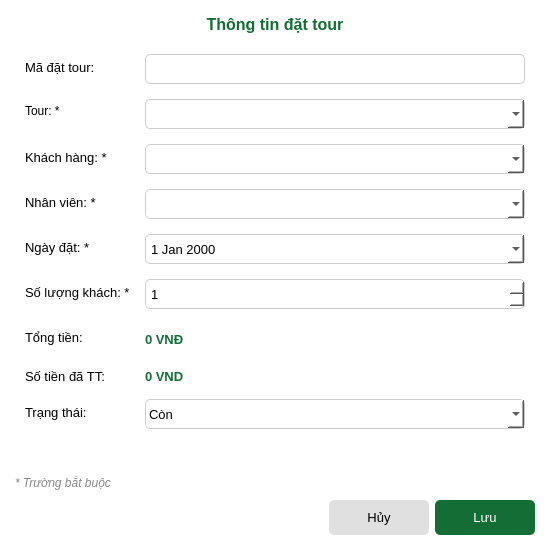
Above: ui/dialogs/booking_dialog.ui from DucSunIT/btl_python_eaut before the change. Below: the same form after it.
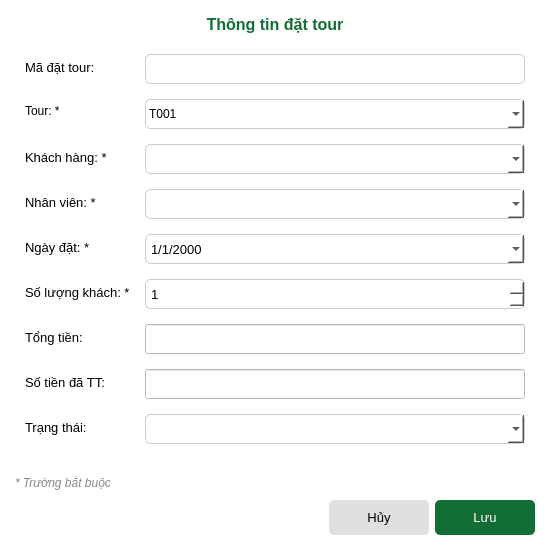
That is the form after the change.

Patch:
```diff
--- a/ui/dialogs/booking_dialog.ui
+++ b/ui/dialogs/booking_dialog.ui
@@ -223,6 +223,9 @@
 border-radius: 5px;
 padding: 3px;</string>
         </property>
+        <property name="displayFormat">
+         <string>d/M/yyyy</string>
+        </property>
         <property name="calendarPopup">
          <bool>true</bool>
         </property>
@@ -284,30 +287,6 @@
         </property>
        </widget>
       </item>
-      <item row="6" column="1">
-       <widget class="QLabel" name="txt_tong_tien">
-        <property name="minimumSize">
-         <size>
-          <width>0</width>
-          <height>30</height>
-         </size>
-        </property>
-        <property name="font">
-         <font>
-          <family>Arial</family>
-          <pointsize>10</pointsize>
-          <weight>75</weight>
-          <bold>true</bold>
-         </font>
-        </property>
-        <property name="styleSheet">
-         <string notr="true">color: #126E34;</string>
-        </property>
-        <property name="text">
-         <string>0 VNĐ</string>
-        </property>
-       </widget>
-      </item>
       <item row="7" column="0">
        <widget class="QLabel" name="lbl_tien_tt">
         <property name="font">
@@ -321,24 +300,6 @@
         </property>
        </widget>
       </item>
-      <item row="7" column="1">
-       <widget class="QLabel" name="txt_tien_tt">
-        <property name="font">
-         <font>
-          <family>Arial</family>
-          <pointsize>10</pointsize>
-          <weight>75</weight>
-          <bold>true</bold>
-         </font>
-        </property>
-        <property name="styleSheet">
-         <string notr="true">color: #126E34;</string>
-        </property>
-        <property name="text">
-         <string>0 VND</string>
-        </property>
-       </widget>
-      </item>
       <item row="8" column="0">
        <widget class="QLabel" name="lbl_trang_thai">
         <property name="font">
@@ -371,16 +332,6 @@
 border-radius: 5px;
 padding: 3px;</string>
         </property>
-        <item>
-         <property name="text">
-          <string>Còn</string>
-         </property>
-        </item>
-        <item>
-         <property name="text">
-          <string>Hết</string>
-         </property>
-        </item>
        </widget>
       </item>
       <item row="1" column="0">
@@ -402,6 +353,31 @@
          <string notr="true">border: 1px solid #ccc;
 border-radius: 5px;
 padding: 3px;</string>
+        </property>
+        <item>
+         <property name="text">
+          <string>T001</string>
+         </property>
+        </item>
+       </widget>
+      </item>
+      <item row="6" column="1">
+       <widget class="QLineEdit" name="txt_tong_tien">
+        <property name="minimumSize">
+         <size>
+          <width>0</width>
+          <height>30</height>
+         </size>
+        </property>
+       </widget>
+      </item>
+      <item row="7" column="1">
+       <widget class="QLineEdit" name="txt_tien_tt">
+        <property name="minimumSize">
+         <size>
+          <width>0</width>
+          <height>30</height>
+         </size>
         </property>
        </widget>
       </item>
```
Left out of the diff: 2 changed lines with no effect on the pictures.
